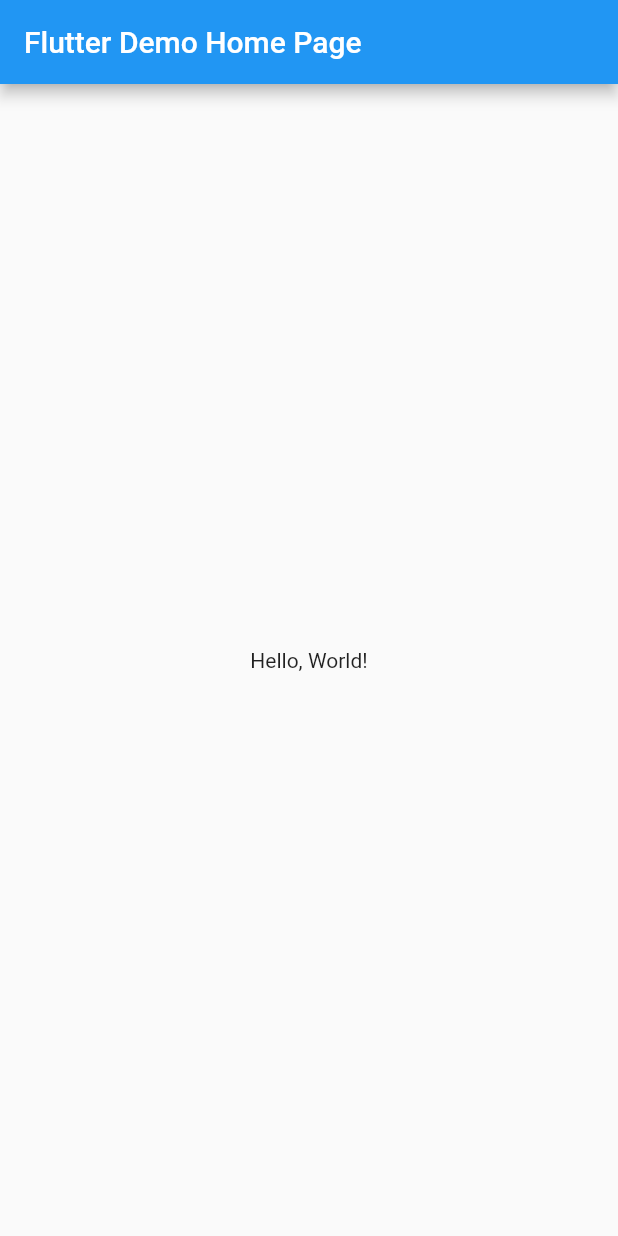
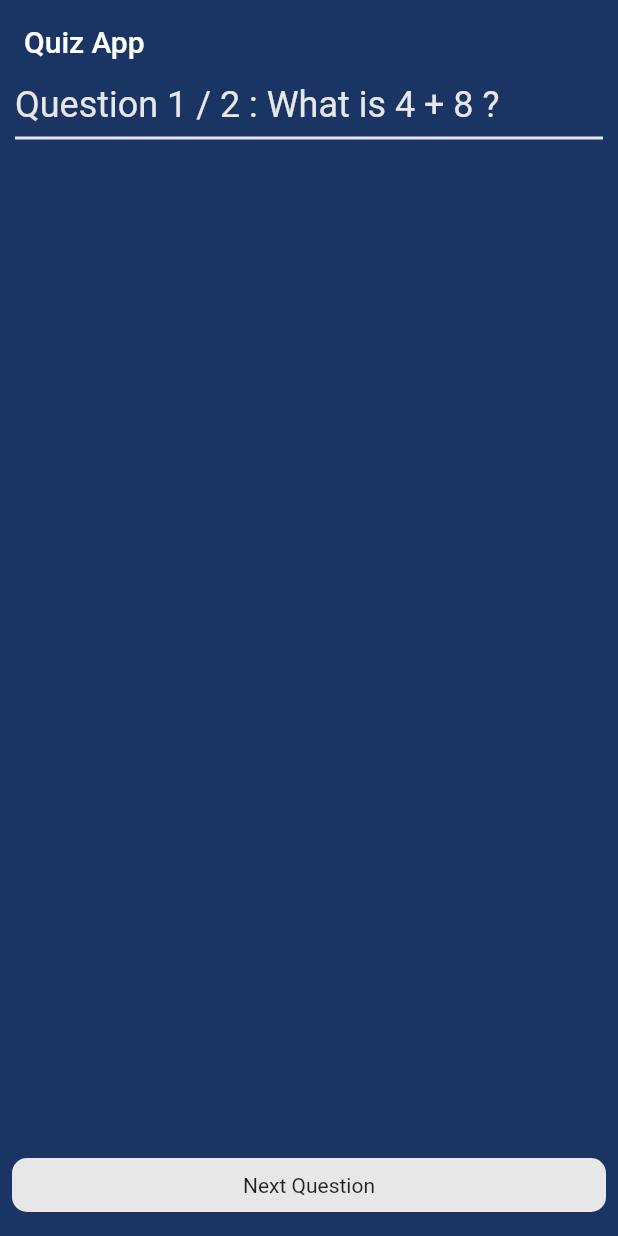
Before and after one commit to vishnu269/quiz_app__flutter, a Flutter app: the screen it shows after launch, on a phone screen of 412 x 824 dp. Run offline on Flutter 3.47's test engine with Material 2 defaults, Android fonts, the phone set to English and light mode, and no system bars; missing offline and left inert: dart:html.

Commit message:
first commit

```diff
--- a/lib/main.dart
+++ b/lib/main.dart
@@ -1,4 +1,5 @@
 import 'package:flutter/material.dart';
+import 'package:quizappflutter/screens/home_screen.dart';
 
 void main() => runApp(MyApp());
 
@@ -7,35 +8,8 @@ class MyApp extends StatelessWidget {
   @override
   Widget build(BuildContext context) {
     return MaterialApp(
-      // Application name
-      title: 'Flutter Hello World',
-      // Application theme data, you can set the colors for the application as
-      // you want
-      theme: ThemeData(
-        primarySwatch: Colors.blue,
-      ),
-      // A widget which will be started on application startup
-      home: MyHomePage(title: 'Flutter Demo Home Page'),
+      debugShowCheckedModeBanner: false,
+      home: HomeScreen(),
     );
   }
 }
-
-class MyHomePage extends StatelessWidget {
-  final String title;
-  const MyHomePage({Key? key, required this.title}) : super(key: key);
-
-  @override
-  Widget build(BuildContext context) {
-    return Scaffold(
-      appBar: AppBar(
-        // The title text which will be shown on the action bar
-        title: Text(title),
-      ),
-      body: Center(
-        child: Text(
-          'Hello, World!',
-        ),
-      ),
-    );
-  }
-}
--- /dev/null
+++ b/lib/models/constants.dart
@@ -0,0 +1,8 @@
+import 'package:flutter/material.dart';
+
+const Color correct = Color(0xff32AB5B);
+const Color incorrect = Color(0xffab3232);
+
+const Color neutral = Color(0xffe7e7e7);
+
+const Color background = Color(0xff1a3464);
--- /dev/null
+++ b/lib/models/question_model.dart
@@ -0,0 +1,18 @@
+import 'dart:html';
+
+class Questions {
+  final String id;
+  final String title;
+  final Map<String, bool> options;
+
+  Questions({
+    required this.id,
+    required this.title,
+    required this.options,
+  });
+
+  @override
+  String toString() {
+    return 'Questions( id: $id, title: $title, options: $options)';
+  }
+}
--- /dev/null
+++ b/lib/screens/home_screen.dart
@@ -0,0 +1,76 @@
+import 'package:flutter/material.dart';
+import 'package:quizappflutter/models/constants.dart';
+import 'package:quizappflutter/models/question_model.dart';
+import 'package:quizappflutter/widgets/next_button.dart';
+import 'package:quizappflutter/widgets/question_widget.dart';
+
+class HomeScreen extends StatefulWidget {
+  const HomeScreen({Key? key}) : super(key: key);
+
+  _HomeScreenState createState() => _HomeScreenState();
+}
+
+class _HomeScreenState extends State<HomeScreen> {
+  List<Questions> _questions = [
+    Questions(id: '10', title: 'What is 4 + 8 ?', options: {
+      '5': false,
+      '14': false,
+      '12': true,
+      '16': false,
+    }),
+    Questions(id: '11', title: 'What is 30 + 20 ?', options: {
+      '50': true,
+      '40': false,
+      '60': false,
+      '70': false,
+    }),
+  ];
+
+  int index = 0;
+
+  //create a function to display the next question
+  void nextQuestion() {
+    if (index == _questions.length - 1) {
+      return;
+    } else {
+      setState(() {
+        index++;
+      });
+    }
+  }
+
+  @override
+  Widget build(BuildContext context) {
+    return Scaffold(
+      backgroundColor: background,
+      appBar: AppBar(
+        title: const Text('Quiz App'),
+        backgroundColor: background,
+        shadowColor: Colors.transparent,
+      ),
+      body: Container(
+        width: double.infinity,
+        padding: const EdgeInsets.symmetric(horizontal: 10.0),
+        child: Column(
+          children: [
+            //add questionwidget here
+            Questionwidget(
+              indexAction: index,
+              question: _questions[index].title,
+              totalQuestions: _questions.length,
+            ),
+
+            const Divider(color: neutral, thickness: 2),
+          ],
+        ),
+      ),
+      floatingActionButton: Padding(
+        padding: const EdgeInsets.symmetric(horizontal: 8.0),
+        child: NextButton(
+          nextQuestion: nextQuestion, //the above nextQuestion function ),
+        ),
+      ),
+      floatingActionButtonLocation: FloatingActionButtonLocation.centerFloat,
+    );
+  }
+}
--- /dev/null
+++ b/lib/widgets/next_button.dart
@@ -0,0 +1,28 @@
+import 'package:flutter/material.dart';
+import 'package:flutter/widgets.dart';
+
+import '../models/constants.dart';
+
+class NextButton extends StatelessWidget {
+  const NextButton({Key? key, required this.nextQuestion}) : super(key: key);
+  final VoidCallback nextQuestion;
+
+  @override
+  Widget build(BuildContext context) {
+    return GestureDetector(
+      onTap: nextQuestion,
+      child: Container(
+        width: double.infinity,
+        decoration: BoxDecoration(
+          color: neutral,
+          borderRadius: BorderRadius.circular(10.0),
+        ),
+        padding: const EdgeInsets.symmetric(vertical: 10.0),
+        child: const Text(
+          "Next Question",
+          textAlign: TextAlign.center,
+        ),
+      ),
+    );
+  }
+}
--- /dev/null
+++ b/lib/widgets/question_widget.dart
@@ -0,0 +1,30 @@
+import 'package:flutter/material.dart';
+
+import '../models/constants.dart';
+
+class Questionwidget extends StatelessWidget {
+  const Questionwidget(
+      {Key? key,
+      required this.question,
+      required this.indexAction,
+      required this.totalQuestions})
+      : super(key: key);
+
+  final String question;
+  final int indexAction;
+  final int totalQuestions;
+
+  @override
+  Widget build(BuildContext context) {
+    return Container(
+      alignment: Alignment.centerLeft,
+      child: Text(
+        'Question ${indexAction + 1} / $totalQuestions : $question',
+        style: const TextStyle(
+          fontSize: 24.0,
+          color: neutral,
+        ),
+      ),
+    );
+  }
+}
```
Also changed, not shown: 1 other file.
